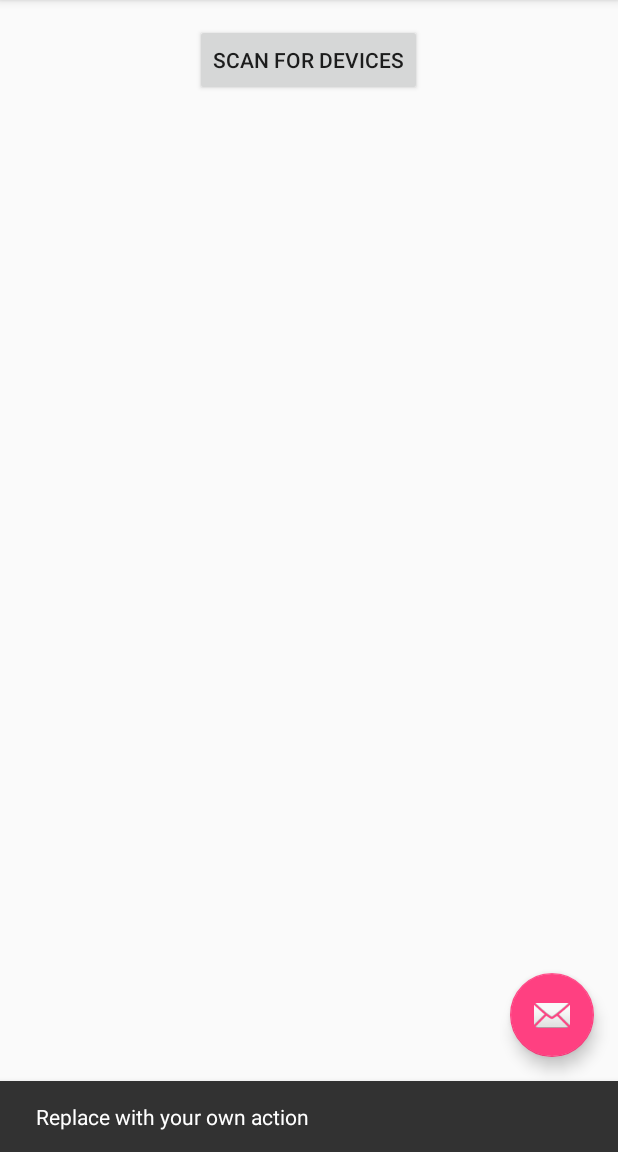
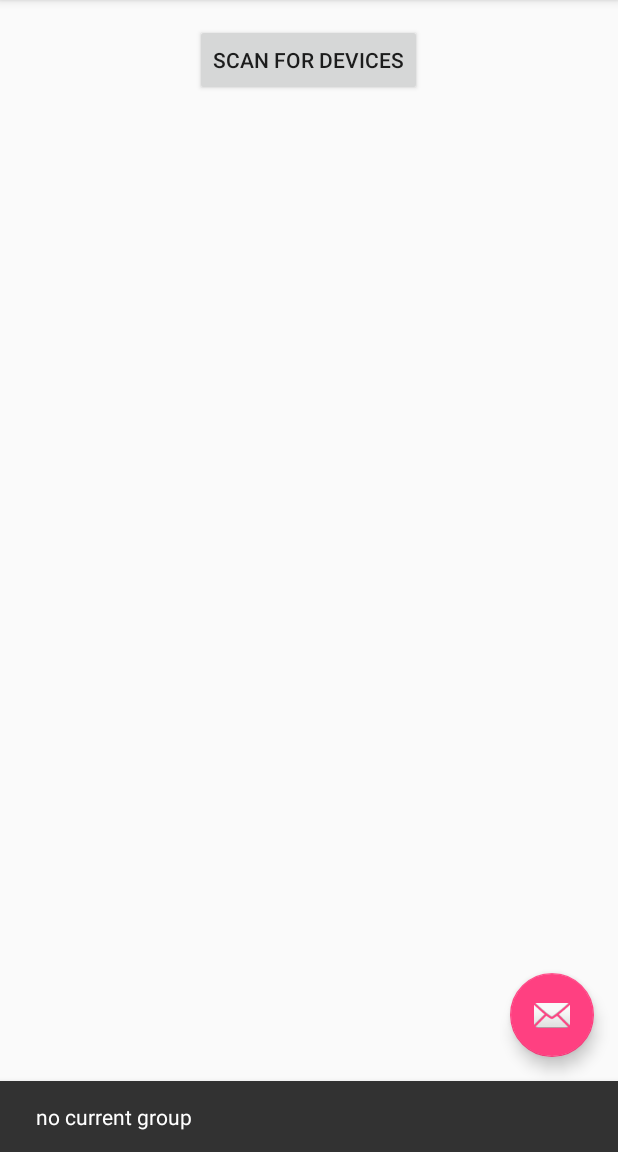
Before and after one commit to Bloodyfool/WifiDirecttest, an Android app: the screen it shows after launch (MainActivity), after a tap on an icon or button, on a phone screen of 412 x 824 dp, the part 84-1236 px from its top. Run offline under Robolectric (Android 15) with nearby library versions, the phone set to English and light mode, and no system bars.

```diff
--- a/app/src/main/java/com/example/bloodyfool/wifidirecttest/MainActivity.java
+++ b/app/src/main/java/com/example/bloodyfool/wifidirecttest/MainActivity.java
@@ -7,7 +7,11 @@ import android.content.IntentFilter;
 import android.net.wifi.WpsInfo;
 import android.net.wifi.p2p.WifiP2pConfig;
 import android.net.wifi.p2p.WifiP2pDevice;
+import android.net.wifi.p2p.WifiP2pGroup;
 import android.net.wifi.p2p.WifiP2pManager;
+import android.nfc.NdefMessage;
+import android.nfc.NfcAdapter;
+import android.nfc.NfcEvent;
 import android.os.Build;
 import android.os.Bundle;
 import android.support.design.widget.FloatingActionButton;
@@ -50,8 +54,19 @@ public class MainActivity extends AppCompatActivity {
         fab.setOnClickListener(new View.OnClickListener() {
             @Override
             public void onClick(View view) {
-                Snackbar.make(view, "Replace with your own action", Snackbar.LENGTH_LONG)
-                        .setAction("Action", null).show();
+                mManager.requestGroupInfo(mChannel, new WifiP2pManager.GroupInfoListener() {
+                    @Override
+                    public void onGroupInfoAvailable(WifiP2pGroup group) {
+                        try {
+                            String s = "Group owner: " + group.getOwner().deviceName;
+                            chipper(s);
+                        }
+                        catch(NullPointerException e){
+                            chipper("no current group");
+                        }
+
+                    }
+                });
             }
         });
 
@@ -75,8 +90,8 @@ public class MainActivity extends AppCompatActivity {
         theListView.setOnItemClickListener(new AdapterView.OnItemClickListener() {
             @Override
             public void onItemClick(AdapterView<?> parent, View view, int position, long id) {
-                String picked = "You selected " + String.valueOf(parent.getItemAtPosition(position));
-                chipper(picked);
+                //String picked = "You selected " + String.valueOf(((WifiP2pDevice)parent.getItemAtPosition(position)).deviceName);
+                //chipper(picked);
                 WifiP2pDevice device = (WifiP2pDevice)parent.getItemAtPosition(position);
                 WifiP2pConfig config = new WifiP2pConfig();
                 config.deviceAddress = device.deviceAddress;
@@ -86,6 +101,7 @@ public class MainActivity extends AppCompatActivity {
                     @Override
                     public void onSuccess() {
                         // WiFiDirectBroadcastReceiver will notify us. Ignore for now.
+
                     }
 
                     @Override
@@ -103,19 +119,19 @@ public class MainActivity extends AppCompatActivity {
                 mManager.discoverPeers(mChannel, new WifiP2pManager.ActionListener() {
                     @Override
                     public void onSuccess() {
-                       //Snackbar.make(v, "OnSuccess", Snackbar.LENGTH_LONG).setAction("Action", null).show();
-                        chipper(Build.USER);
+                        chipper("OnSuccess");
                     }
 
                     @Override
                     public void onFailure(int reasonCode) {
-                        Snackbar.make(v, "OnFailure", Snackbar.LENGTH_LONG).setAction("Action", null).show();
+                        chipper("OnFailure");
 
                     }
                 });
 
             }
         });
+
     }
 
     public void setDeviceList(List l) {
@@ -163,6 +179,4 @@ public class MainActivity extends AppCompatActivity {
         super.onPause();
         unregisterReceiver(mReceiver);
     }
-
-
 }
--- a/app/src/main/java/com/example/bloodyfool/wifidirecttest/WiFiDirectBroadcastReceiver.java
+++ b/app/src/main/java/com/example/bloodyfool/wifidirecttest/WiFiDirectBroadcastReceiver.java
@@ -41,7 +41,7 @@ public class WiFiDirectBroadcastReceiver extends BroadcastReceiver {
             mActivity.setDeviceList(peers);
 
             try {
-                //mActivity.chipper(((WifiP2pDevice) peers.get(0)).deviceName);
+                //mActivity.chipper(((WifiP2pDevice) peers.get(0)).deviceAddress);
                 /*WifiP2pDevice device = (WifiP2pDevice) peers.get(0);
                 WifiP2pConfig config = new WifiP2pConfig();
                 config.deviceAddress = device.deviceAddress;
```
